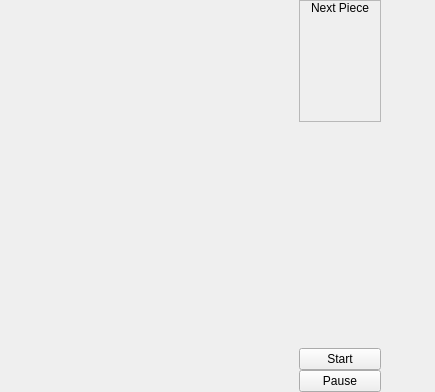
Before: the Qt Designer form plugins/tetrisgame/GuiTetris.ui in hwgao/beebeep, drawn with Qt 5.
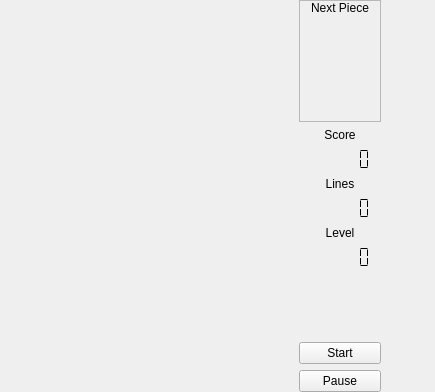
After: the same form once the commit is applied. Custom widgets are drawn as their Qt base class.

Commit message: tetris completed

The edit to the form file:
```diff
--- a/plugins/tetrisgame/GuiTetris.ui
+++ b/plugins/tetrisgame/GuiTetris.ui
@@ -45,13 +45,13 @@
       <number>0</number>
      </property>
      <layout class="QGridLayout" name="gridLayout">
+      <property name="horizontalSpacing">
+       <number>0</number>
+      </property>
       <property name="margin">
        <number>0</number>
       </property>
-      <property name="spacing">
-       <number>0</number>
-      </property>
-      <item row="0" column="0" rowspan="4">
+      <item row="0" column="0" rowspan="10">
        <widget class="TetrisBoard" name="mp_board">
         <property name="minimumSize">
          <size>
@@ -119,6 +119,75 @@
        </widget>
       </item>
       <item row="1" column="1">
+       <widget class="QLabel" name="mp_labelScore">
+        <property name="text">
+         <string>Score</string>
+        </property>
+        <property name="alignment">
+         <set>Qt::AlignCenter</set>
+        </property>
+       </widget>
+      </item>
+      <item row="2" column="1">
+       <widget class="QLCDNumber" name="mp_lcdScore">
+        <property name="frameShape">
+         <enum>QFrame::NoFrame</enum>
+        </property>
+        <property name="numDigits">
+         <number>6</number>
+        </property>
+        <property name="segmentStyle">
+         <enum>QLCDNumber::Flat</enum>
+        </property>
+       </widget>
+      </item>
+      <item row="3" column="1">
+       <widget class="QLabel" name="mp_labelLines">
+        <property name="text">
+         <string>Lines</string>
+        </property>
+        <property name="alignment">
+         <set>Qt::AlignCenter</set>
+        </property>
+       </widget>
+      </item>
+      <item row="4" column="1">
+       <widget class="QLCDNumber" name="mp_lcdLines">
+        <property name="frameShape">
+         <enum>QFrame::NoFrame</enum>
+        </property>
+        <property name="numDigits">
+         <number>6</number>
+        </property>
+        <property name="segmentStyle">
+         <enum>QLCDNumber::Flat</enum>
+        </property>
+       </widget>
+      </item>
+      <item row="5" column="1">
+       <widget class="QLabel" name="mp_labelLevel">
+        <property name="text">
+         <string>Level</string>
+        </property>
+        <property name="alignment">
+         <set>Qt::AlignCenter</set>
+        </property>
+       </widget>
+      </item>
+      <item row="6" column="1">
+       <widget class="QLCDNumber" name="mp_lcdLevel">
+        <property name="frameShape">
+         <enum>QFrame::NoFrame</enum>
+        </property>
+        <property name="numDigits">
+         <number>6</number>
+        </property>
+        <property name="segmentStyle">
+         <enum>QLCDNumber::Flat</enum>
+        </property>
+       </widget>
+      </item>
+      <item row="7" column="1">
        <spacer name="verticalSpacer_2">
         <property name="orientation">
          <enum>Qt::Vertical</enum>
@@ -131,7 +200,7 @@
         </property>
        </spacer>
       </item>
-      <item row="2" column="1">
+      <item row="8" column="1">
        <widget class="QPushButton" name="mp_pbStart">
         <property name="focusPolicy">
          <enum>Qt::NoFocus</enum>
@@ -141,7 +210,7 @@
         </property>
        </widget>
       </item>
-      <item row="3" column="1">
+      <item row="9" column="1">
        <widget class="QPushButton" name="mp_pbPause">
         <property name="focusPolicy">
          <enum>Qt::NoFocus</enum>
```
The commit also changes 7 other files.
